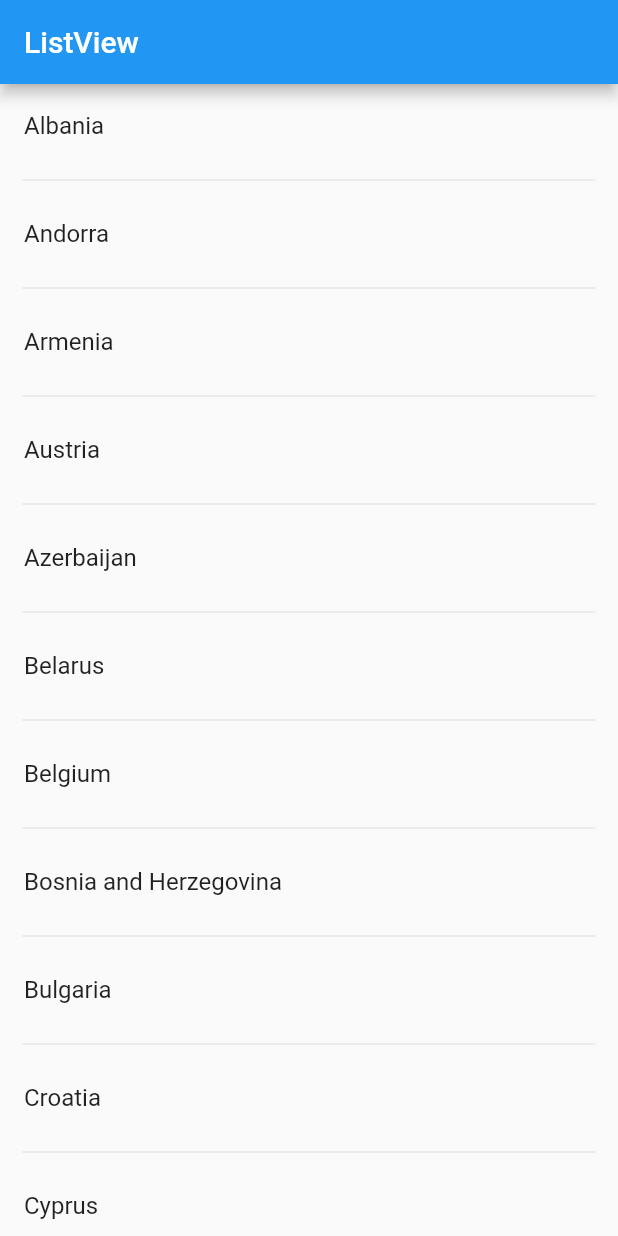
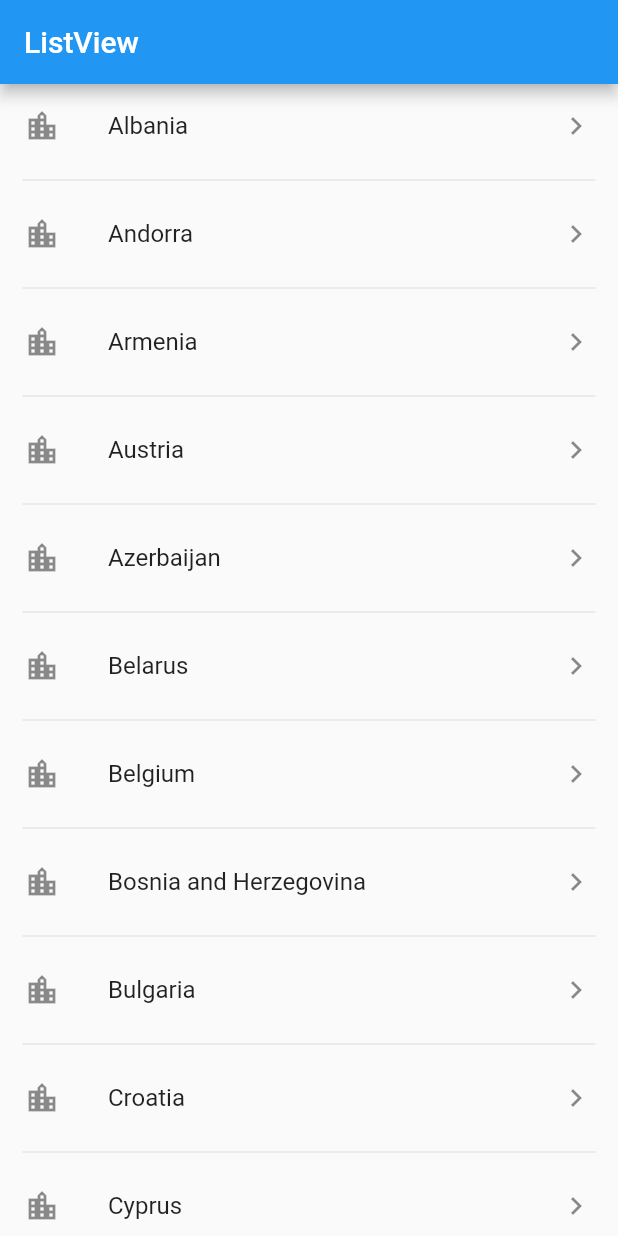
Before and after one commit to Naxalov/UniversityApp, a Flutter app: the screen it shows after launch, on a phone screen of 412 x 824 dp. Run offline on Flutter 3.47's test engine with Material 2 defaults, Android fonts, the phone set to English and light mode, and no system bars.

```diff
--- a/lib/screens/home.dart
+++ b/lib/screens/home.dart
@@ -75,6 +75,9 @@ class MyList extends StatelessWidget {
       itemBuilder: (BuildContext context, int index) {
         return ListTile(
           title: Text(europeanCountries[index]),
+          leading: Icon(Icons.location_city),
+          trailing: Icon(Icons.keyboard_arrow_right),
+          onTap: (){},
         );
       }, separatorBuilder: (BuildContext context, int index) {
         return Padding(
--- a/pubspec.yaml
+++ b/pubspec.yaml
@@ -41,7 +41,8 @@ flutter:
   uses-material-design: true
 
   # To add assets to your application, add an assets section, like this:
-  # assets:
+  assets:
+    - assets/university.json
   #  - images/a_dot_burr.jpeg
   #  - images/a_dot_ham.jpeg
 
```
Also changed, not shown: assets/university.json (added, +10 -0 lines), lib/university.dart (added, +12 -0 lines).
